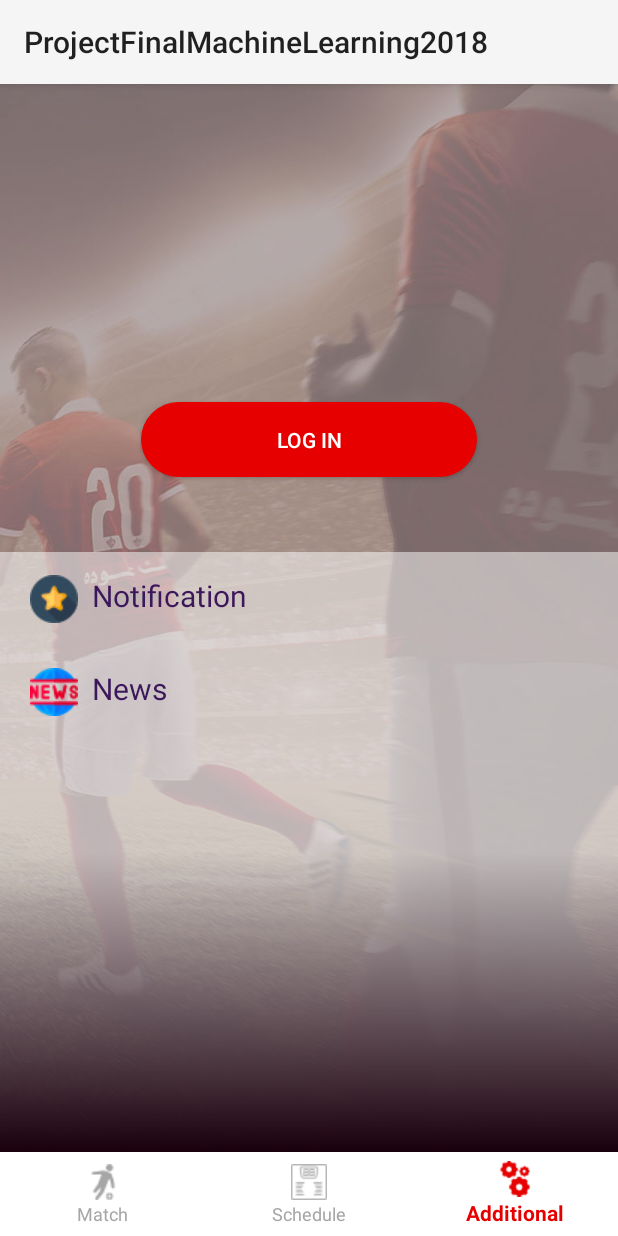
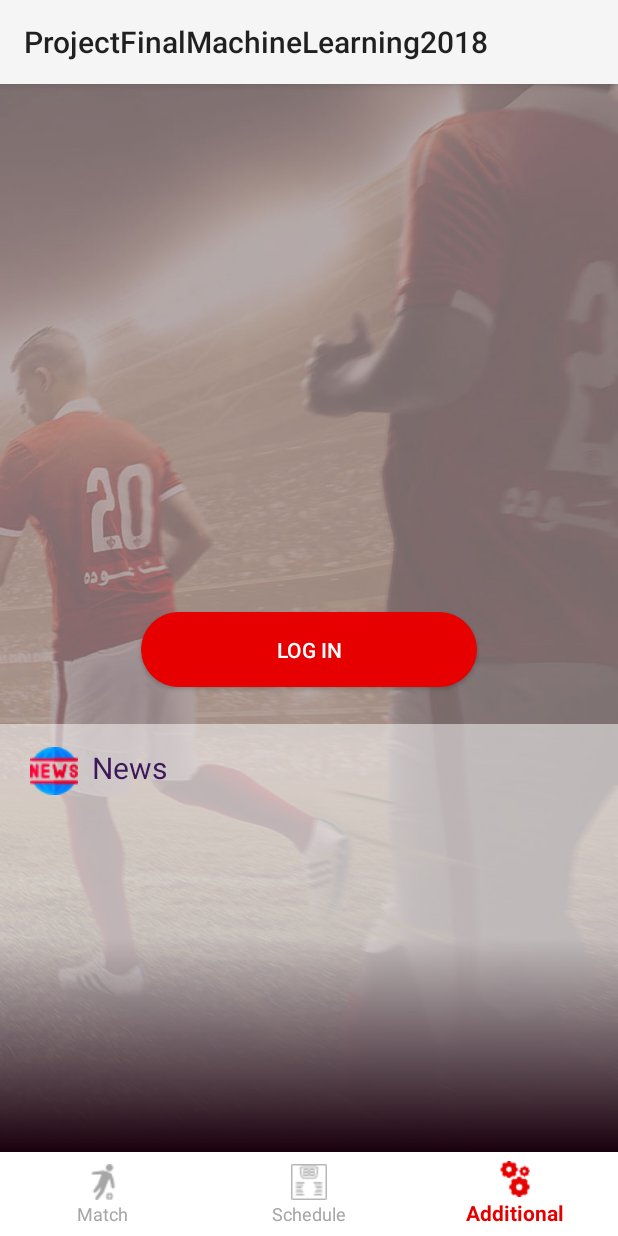
Before and after one commit to yootyakuza/ProjectFinalMachineLearning2018, an Android app: the screen it shows after launch (MainActivity), item 3 of the bottom bar chosen, on a phone screen of 412 x 824 dp. Run offline under Robolectric (Android 15) with nearby library versions, the phone set to English and light mode, and no system bars; our stand-ins replace CircleImageView, Firebase (no records; nobody signed in at launch, a user with empty details on screens opened directly).

Commit message:
update 9.6.2018

```diff
--- a/app/build.gradle
+++ b/app/build.gradle
@@ -26,6 +26,7 @@ dependencies {
     implementation 'com.google.firebase:firebase-database:11.6.0'
     implementation 'com.google.firebase:firebase-auth:11.6.0'
     implementation 'com.google.firebase:firebase-storage:11.6.0'
+    implementation 'com.google.firebase:firebase-messaging:11.6.0'
     testImplementation 'junit:junit:4.12'
     androidTestImplementation 'com.android.support.test:runner:1.0.2'
     androidTestImplementation 'com.android.support.test.espresso:espresso-core:3.0.2'
--- a/app/src/main/java/com/example/qq/projectfinalmachinelearning2018/CustomAdapter.java
+++ b/app/src/main/java/com/example/qq/projectfinalmachinelearning2018/CustomAdapter.java
@@ -73,6 +73,7 @@ public class CustomAdapter extends BaseAdapter{
         date1.setText(date[position]);
         goalsHome.setText(goalsHomeTeam[position]);
         goalsAway.setText(goalsAwayTeam[position]);
+
         new LoadImage(imageHome).execute(imgHome[position]);
         new LoadImage(imageAway).execute(imgAway[position]);
 
--- a/app/src/main/java/com/example/qq/projectfinalmachinelearning2018/Fragment_other.java
+++ b/app/src/main/java/com/example/qq/projectfinalmachinelearning2018/Fragment_other.java
@@ -48,7 +48,7 @@ public class Fragment_other extends android.app.Fragment {
         View view = inflater.inflate(R.layout.fragment_other, container, false);
         imageView = view.findViewById(R.id.photoProfile);
         txtProfile = view.findViewById(R.id.txtProfile);
-        txtnoti = view.findViewById(R.id.txtnoti);
+//        txtnoti = view.findViewById(R.id.txtnoti);
         txtNews = view.findViewById(R.id.txtNews);
         butLogin = view.findViewById(R.id.butLogin);
         layoutLogin = view.findViewById(R.id.layoutlogin);
@@ -102,12 +102,12 @@ public class Fragment_other extends android.app.Fragment {
                 startActivity(intent);
             }
         });
-        txtnoti.setOnClickListener(new View.OnClickListener() {
+        /*txtnoti.setOnClickListener(new View.OnClickListener() {
             @Override
             public void onClick(View v) {
 
             }
-        });
+        });*/
         txtNews.setOnClickListener(new View.OnClickListener() {
             @Override
             public void onClick(View v) {
--- a/app/src/main/res/layout/activity_detail.xml
+++ b/app/src/main/res/layout/activity_detail.xml
@@ -92,7 +92,7 @@
 
     <LinearLayout
         android:layout_width="match_parent"
-        android:layout_height="332dp"
+        android:layout_height="321dp"
         android:layout_alignParentBottom="true"
         android:layout_alignParentStart="true"
         android:layout_marginBottom="18dp"
--- a/app/src/main/res/layout/fragment_other.xml
+++ b/app/src/main/res/layout/fragment_other.xml
@@ -22,6 +22,7 @@
             android:id="@+id/butLogin"
             android:layout_width="wrap_content"
             android:layout_height="50dp"
+            android:layout_marginTop="25dp"
             android:layout_gravity="center"
             android:background="@drawable/register_button"
             android:paddingLeft="90dp"
@@ -50,17 +51,18 @@
 
             <de.hdodenhof.circleimageview.CircleImageView
                 android:id="@+id/photoProfile"
-                android:layout_width="100dp"
-                android:layout_height="80dp"
-                android:layout_marginTop="15dp"
+                android:layout_width="90dp"
+                android:layout_height="90dp"
+                android:layout_marginTop="30dp"
+                android:layout_marginLeft="145dp"
                 android:src="@android:drawable/ic_menu_gallery" />
 
             <TextView
                 android:id="@+id/txtProfile"
                 android:layout_width="match_parent"
                 android:layout_height="wrap_content"
-                android:layout_marginLeft="5dp"
-                android:layout_marginTop="60dp"
+                android:layout_marginLeft="-160dp"
+                android:layout_marginTop="125dp"
                 android:textColor="@color/colorBlack"
                 android:textSize="18sp"
                 android:textStyle="bold" />
@@ -71,7 +73,7 @@
     <LinearLayout
         android:id="@+id/layoutbutton"
         android:layout_width="match_parent"
-        android:layout_height="400dp"
+        android:layout_height="285dp"
         android:layout_alignParentBottom="true"
         android:layout_alignParentStart="true"
         android:background="@drawable/background_other"
@@ -79,24 +81,13 @@
         android:paddingLeft="20dp">
 
         <TextView
-            android:id="@+id/txtnoti"
+            android:id="@+id/txtNews"
             android:layout_width="match_parent"
             android:layout_height="wrap_content"
             android:layout_marginBottom="30dp"
-            android:drawableLeft="@drawable/star"
-            android:paddingTop="15dp"
-            android:text="  Notification"
-            android:textColor="@color/colorPrimaryDark"
-            android:textSize="20sp" />
-
-
-        <TextView
-            android:id="@+id/txtNews"
-            android:layout_width="match_parent"
-            android:layout_height="wrap_content"
             android:drawableLeft="@drawable/news"
-            android:layout_marginBottom="30dp"
             android:text="  News"
+            android:layout_marginTop="15dp"
             android:textColor="@color/colorPrimaryDark"
             android:textSize="20sp" />
 
```
Also changed, not shown: app/src/main/AndroidManifest.xml (+14 -0 lines), app/src/main/java/com/example/qq/projectfinalmachinelearning2018/ActivityNews.java (+7 -7 lines), app/src/main/java/com/example/qq/projectfinalmachinelearning2018/MyFirebaseInstanceIdService.java (added, +22 -0 lines), app/src/main/java/com/example/qq/projectfinalmachinelearning2018/MyFirebaseMessagingService.java (added, +54 -0 lines), app/src/main/res/layout/fragment_profile.xml (+7 -5 lines), app/src/main/res/drawable/nofiticationicon.png (added).
